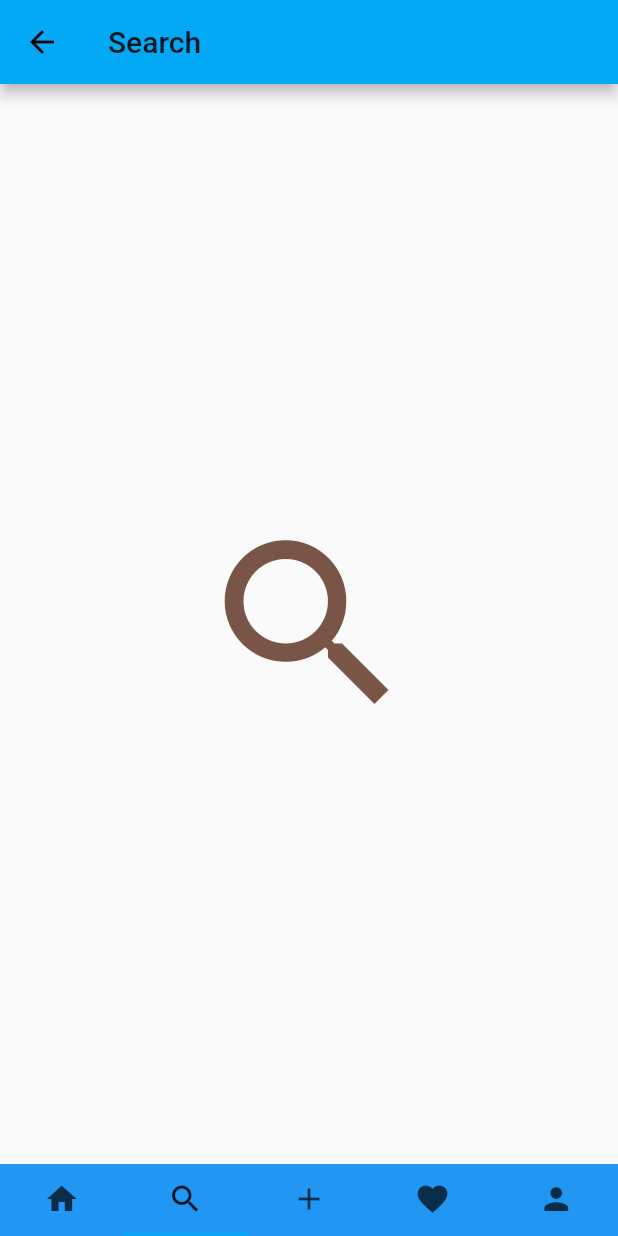
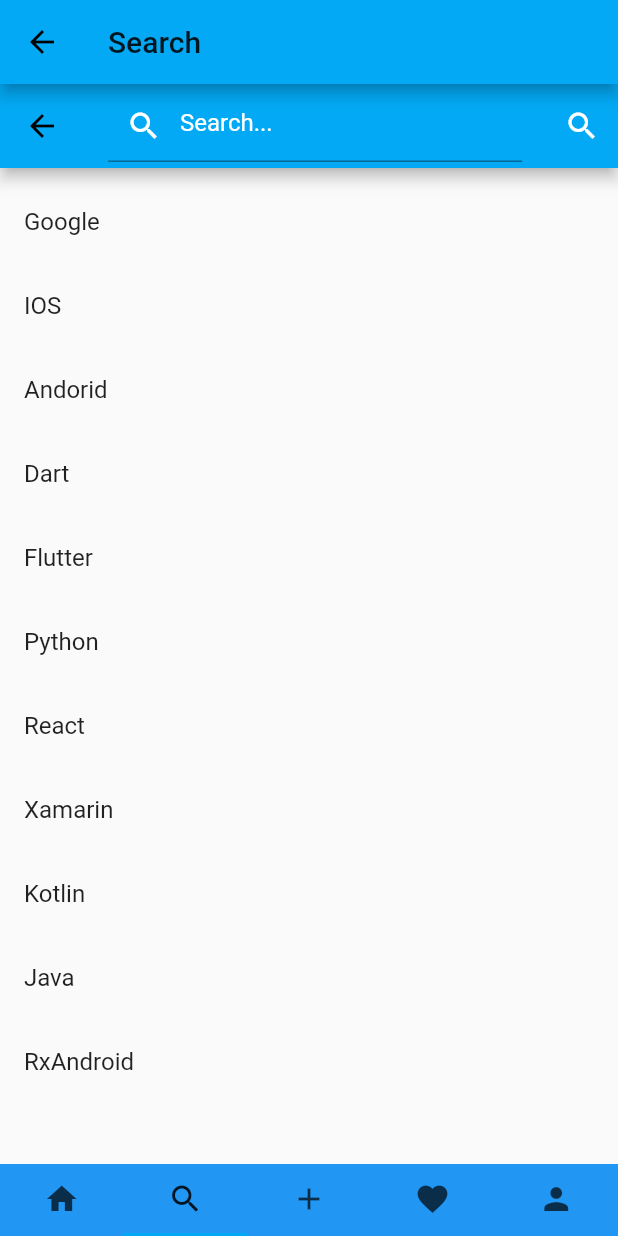
Before and after one commit to ZhipengMei/Flutter_Zapato, a Flutter app: the Zapato screen opened by its route, item 2 of the bottom bar chosen, on a phone screen of 412 x 824 dp. Run offline on Flutter 3.47's test engine with Material 2 defaults, Android fonts, the phone set to English and light mode, and no system bars; our stand-ins replace cached_network_image, firebase_auth, firebase_database, google_sign_in, shared_preferences; accounts and stored records are empty.

Commit message:
secretly finishing Zapato

```diff
--- a/zapato/lib/screens/search.dart
+++ b/zapato/lib/screens/search.dart
@@ -1,32 +1,198 @@
 import 'package:flutter/material.dart';
 
-class Search extends StatefulWidget {
+class SearchList extends StatefulWidget {
+  SearchList({Key key}) : super(key: key);
   @override
-    State<StatefulWidget> createState() {
-      // TODO: implement createState
-      return new SearchState();
-    }
+  _SearchListState createState() => new _SearchListState();
 }
 
-class SearchState extends State<Search> {
+class _SearchListState extends State<SearchList> {
+  Widget appBarTitle = new Text(
+    "Looking for a new kick?",
+    style: new TextStyle(color: Colors.white),
+  );
+  Icon actionIcon = new Icon(
+    Icons.search,
+    color: Colors.white,
+  );
+  final key = new GlobalKey<ScaffoldState>();
+  static final TextEditingController _searchQuery = new TextEditingController();
+  List<String> _list;
+  bool _isSearching;
+  String _searchText = "";
+
+  _SearchListState() {
+    _searchQuery.addListener(() {
+      if (_searchQuery.text.isEmpty) {
+        setState(() {
+          _isSearching = false;
+          _searchText = "";
+        });
+      } else {
+        setState(() {
+          _isSearching = true;
+          _searchText = _searchQuery.text;
+        });
+      }
+    });
+  }
+
+  Widget appBarTitle2 = new TextField(
+    controller: _searchQuery,
+    style: new TextStyle(
+      color: Colors.white,
+    ),
+    decoration: new InputDecoration(
+        prefixIcon: new Icon(Icons.search, color: Colors.white),
+        hintText: "Search...",
+        hintStyle: new TextStyle(color: Colors.white)),
+  );
 
   @override
-    void initState() {
-      super.initState();
-    }
+  void initState() {
+    super.initState();
+    _isSearching = false;
+    init();
+  }
 
-  @override
-    void dispose() {
-      super.dispose();
-    }
+  void init() {
+    _list = List();
+    _list.add("Google");
+    _list.add("IOS");
+    _list.add("Andorid");
+    _list.add("Dart");
+    _list.add("Flutter");
+    _list.add("Python");
+    _list.add("React");
+    _list.add("Xamarin");
+    _list.add("Kotlin");
+    _list.add("Java");
+    _list.add("RxAndroid");
+  }
 
   @override
   Widget build(BuildContext context) {
-    // TODO: implement build
-    return new Container(
-      child: new Center(
-        child: new Icon(Icons.search, size:150.0, color: Colors.brown,),
+    return new Scaffold(
+      key: key,
+      appBar: buildBar(context),
+      body: new ListView(
+        padding: new EdgeInsets.symmetric(vertical: 8.0),
+        children: _isSearching ? _buildSearchList() : _buildList(),
       ),
     );
   }
+
+  List<ChildItem> _buildList() {
+    return _list.map((contact) => new ChildItem(contact)).toList();
+  }
+
+  List<ChildItem> _buildSearchList() {
+    if (_searchText.isEmpty) {
+      return _list.map((contact) => new ChildItem(contact)).toList();
+    } else {
+      List<String> _searchList = List();
+      for (int i = 0; i < _list.length; i++) {
+        String name = _list.elementAt(i);
+        if (name.toLowerCase().contains(_searchText.toLowerCase())) {
+          _searchList.add(name);
+        }
+      }
+      return _searchList.map((contact) => new ChildItem(contact)).toList();
+    }
+  }
+
+  Widget buildBar(BuildContext context) {
+    return new AppBar(
+        centerTitle: true,
+        // title: appBarTitle,
+        title: appBarTitle2,
+        actions: <Widget>[
+          new IconButton(
+            icon: actionIcon,
+            onPressed: () {
+              setState(() {
+                if (this.actionIcon.icon == Icons.search) {
+                  this.actionIcon = new Icon(
+                    Icons.close,
+                    color: Colors.white,
+                  );
+                  this.appBarTitle = new TextField(
+                    controller: _searchQuery,
+                    style: new TextStyle(
+                      color: Colors.white,
+                    ),
+                    decoration: new InputDecoration(
+                        prefixIcon: new Icon(Icons.search, color: Colors.white),
+                        hintText: "Search...",
+                        hintStyle: new TextStyle(color: Colors.white)),
+                  );
+                  // _handleSearchStart();
+                } else {
+                  // _handleSearchEnd();
+                }
+              });
+            },
+          ),
+        ]);
+    // return new AppBar(
+    //     centerTitle: true,
+    //     // title: appBarTitle,
+    //     title: new Text(''),
+    //     actions: <Widget>[
+    //       new IconButton(icon: actionIcon, onPressed: () {
+    //         setState(() {
+    //           if (this.actionIcon.icon == Icons.search) {
+    //             this.actionIcon = new Icon(Icons.close, color: Colors.white,);
+    //             this.appBarTitle = new TextField(
+    // controller: _searchQuery,
+    // style: new TextStyle(
+    //   color: Colors.white,
+
+    // ),
+    // decoration: new InputDecoration(
+    //     prefixIcon: new Icon(Icons.search, color: Colors.white),
+    //     hintText: "Search...",
+    //     hintStyle: new TextStyle(color: Colors.white)
+    // ),
+    //             );
+    //             _handleSearchStart();
+    //           }
+    //           else {
+    //             _handleSearchEnd();
+    //           }
+    //         });
+    //       },),
+    //     ]
+    // );
+  }
+
+  void _handleSearchStart() {
+    setState(() {
+      _isSearching = true;
+    });
+  }
+
+  void _handleSearchEnd() {
+    setState(() {
+      this.actionIcon = new Icon(
+        Icons.search,
+        color: Colors.white,
+      );
+      this.appBarTitle = new Text(
+        "Search Sample",
+        style: new TextStyle(color: Colors.white),
+      );
+      _isSearching = false;
+      _searchQuery.clear();
+    });
+  }
 }
+
+class ChildItem extends StatelessWidget {
+  final String name;
+  ChildItem(this.name);
+  @override
+  Widget build(BuildContext context) {
+    return new ListTile(title: new Text(this.name));
+  }
+}
--- a/zapato/lib/zapato.dart
+++ b/zapato/lib/zapato.dart
@@ -117,7 +117,8 @@ class ZapatoState extends State<Zapato> with SingleTickerProviderStateMixin {
         children: <Widget>[
           //
           new Home(),
-          new Search(),
+          // new Search(),
+          new SearchList(),
           new Newpost(),
           new Favorite(),
           new Profile()
```
Also changed, not shown: zapato/lib/screens/profile.dart (+7 -7 lines).
